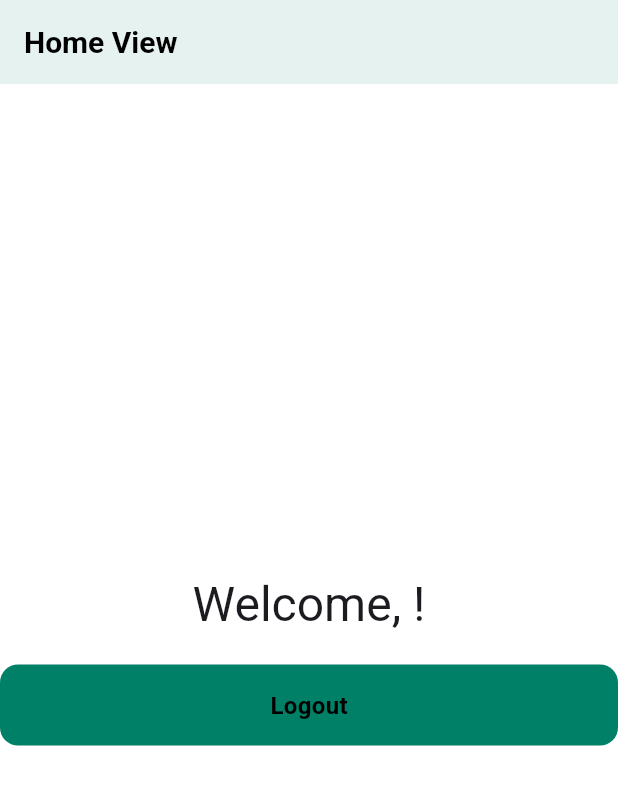
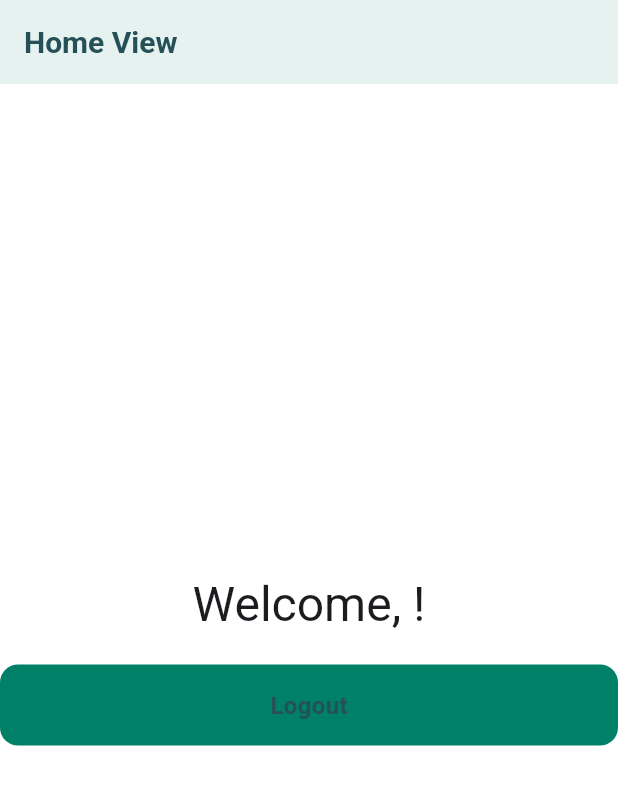
Before and after one commit to Korya25/ensan, a Flutter app: the screen it shows after launch, after a tap on "Continue as guest", on a phone screen of 412 x 824 dp. Shown: the top 785 px of the screen. Run offline on Flutter 3.47's test engine with Material 3 defaults, Android fonts, the phone set to English and light mode, and no system bars; our stand-ins replace animate_do, device_preview, firebase_auth, firebase_core, flutter_bloc, flutter_screenutil and 6 more; accounts and stored records are empty.

Commit message:
add on boreading

```diff
--- a/lib/core/common/widgets/app_divider.dart
+++ b/lib/core/common/widgets/app_divider.dart
@@ -7,7 +7,7 @@ import 'package:ensan_app/core/style/theme/app_colors.dart';
 class AppDivider extends StatelessWidget {
   const AppDivider({
     this.thickness = 1,
-    this.color = AppColors.textAndIconSecondary,
+    this.color = AppColors.textAndIconPrimary,
     super.key,
     this.showTitle = true,
     this.title,
@@ -24,7 +24,7 @@ class AppDivider extends StatelessWidget {
         Expanded(
           child: Container(
             height: 1,
-            color: AppColors.textAndIconSecondary.withOpacity(0.3),
+            color: AppColors.textAndIconPrimary.withOpacity(0.3),
           ),
         ),
         if (showTitle == true)
@@ -32,7 +32,7 @@ class AppDivider extends StatelessWidget {
             padding: const EdgeInsets.symmetric(horizontal: 16),
             child: TextApp(
               text: title ?? 'OR',
-              color: AppColors.textAndIconSecondary,
+              color: AppColors.textAndIconPrimary,
               fontSize: 12,
               fontWeight: FontWeight.w500,
             ),
@@ -40,7 +40,7 @@ class AppDivider extends StatelessWidget {
         Expanded(
           child: Container(
             height: 1,
-            color: AppColors.textAndIconSecondary.withOpacity(0.3),
+            color: AppColors.textAndIconPrimary.withOpacity(0.3),
           ),
         ),
       ],
--- a/lib/core/constants/app_assets.dart
+++ b/lib/core/constants/app_assets.dart
@@ -1 +1,4 @@
-class AppAssets {}
+class AppAssets {
+  static const String appLogoSlogenName =
+      'assets/images/app_logo_slogen_name.png';
+}
--- a/lib/core/constants/app_strings.dart
+++ b/lib/core/constants/app_strings.dart
@@ -1 +1,5 @@
 class AppStrings {}
+
+class AppHeroTags {
+  static const String appLogoSlogenNameHero = 'appLogoSlogenNameHero';
+}
--- a/lib/core/router/app_router.dart
+++ b/lib/core/router/app_router.dart
@@ -1,5 +1,6 @@
 import 'package:ensan_app/features/home/views/home_view.dart';
-import 'package:ensan_app/help.dart';
+import 'package:ensan_app/features/onborading/presentation/views/onborading_view.dart';
+import 'package:ensan_app/features/onborading/presentation/views/splash_view.dart';
 import 'package:flutter_bloc/flutter_bloc.dart';
 import 'package:go_router/go_router.dart';
 import 'package:ensan_app/core/di/injuction.dart';
@@ -19,8 +20,26 @@ class AppRouter {
     // ignore: unrelated_type_equality_checks
     initialLocation: SharedPref.getBool(PrefKeys.isLoggedIn) == true
         ? AppRoutes.home
-        : AppRoutes.login,
+        : AppRoutes.splash,
     routes: [
+      GoRoute(
+        path: AppRoutes.splash,
+        name: AppRoutes.splash,
+        pageBuilder: (context, state) => AppTransitions.size(
+          context: context,
+          state: state,
+          child: const SplashView(),
+        ),
+      ),
+      GoRoute(
+        path: AppRoutes.onborading,
+        name: AppRoutes.onborading,
+        pageBuilder: (context, state) => AppTransitions.slideFromLeft(
+          context: context,
+          state: state,
+          child: const OnboradingView(),
+        ),
+      ),
       GoRoute(
         path: AppRoutes.login,
         name: AppRoutes.login,
--- a/lib/core/router/app_routes.dart
+++ b/lib/core/router/app_routes.dart
@@ -1,4 +1,6 @@
 class AppRoutes {
+  static const String splash = '/splash';
+  static const String onborading = '/onborading';
   static const String login = '/login';
   static const String signUp = '/signUp';
   static const String forgotPassword = '/forgotPassword';
--- a/lib/core/style/theme/app_colors.dart
+++ b/lib/core/style/theme/app_colors.dart
@@ -9,7 +9,7 @@ class AppColors {
   static const Color primary = Color(0xff008067);
 
   // Combined usage for convenience
-  static const Color textAndIconPrimary = Colors.black;
+  static const Color textAndIconPrimary = Color(0xff255057);
   static const Color textAndIconSecondary = Colors.white;
   static const Color textAndIconSecondaryCopy = Colors.grey;
   static const Color textAndIconThritly = primary;
--- /dev/null
+++ b/lib/features/onborading/presentation/views/onborading_view.dart
@@ -0,0 +1,120 @@
+import 'package:ensan_app/core/common/animations/animate_do.dart';
+import 'package:ensan_app/core/common/widgets/app_divider.dart';
+import 'package:ensan_app/core/common/widgets/custom_button.dart';
+import 'package:ensan_app/core/common/widgets/text_app.dart';
+import 'package:ensan_app/core/common/widgets/text_button_link.dart';
+import 'package:ensan_app/core/constants/app_strings.dart';
+import 'package:ensan_app/core/router/app_routes.dart';
+import 'package:ensan_app/core/services/shared_pref/pref_keys.dart';
+import 'package:ensan_app/core/services/shared_pref/shared_pref.dart';
+import 'package:ensan_app/core/style/theme/app_colors.dart';
+import 'package:ensan_app/features/onborading/widgets/app_logo_slogen_name_widget.dart';
+import 'package:flutter/material.dart';
+import 'package:flutter_screenutil/flutter_screenutil.dart';
+import 'package:go_router/go_router.dart';
+
+class OnboradingView extends StatelessWidget {
+  const OnboradingView({super.key});
+
+  @override
+  Widget build(BuildContext context) {
+    return Scaffold(
+      body: SafeArea(
+        child: Column(
+          children: [
+            const Spacer(),
+            Hero(
+              tag: AppHeroTags.appLogoSlogenNameHero,
+              child: SizedBox(height: 0.5.sh, child: AppLogoSlogenNameWidget()),
+            ),
+            const Spacer(),
+            Padding(
+              padding: const EdgeInsets.all(16.0),
+              child: Column(
+                spacing: 20,
+                children: [
+                  const _LoginButtonWidget(),
+                  CustomFadeInLeft(duration: 1800, child: AppDivider()),
+                  const _ContinueAsGuestButtonWidget(),
+                  const _SignUpRowWidget(),
+                ],
+              ),
+            ),
+          ],
+        ),
+      ),
+    );
+  }
+}
+
+/// ------------------- Login Button -------------------
+class _LoginButtonWidget extends StatelessWidget {
+  const _LoginButtonWidget();
+
+  @override
+  Widget build(BuildContext context) {
+    return CustomFadeInDown(
+      duration: 2000,
+      child: CustomButton(
+        text: 'Log in using account',
+        onTap: () {
+          context.pushNamed(AppRoutes.login);
+        },
+        textColor: AppColors.textAndIconThritly,
+        backgroundColor: AppColors.backgroundSecondary,
+        enableBoreder: true,
+      ),
+    );
+  }
+}
+
+/// ------------------- Continue As Guest Button -------------------
+class _ContinueAsGuestButtonWidget extends StatelessWidget {
+  const _ContinueAsGuestButtonWidget();
+
+  @override
+  Widget build(BuildContext context) {
+    return CustomFadeInUp(
+      duration: 2000,
+      child: CustomButton(
+        text: 'Continue as guest',
+        onTap: () {
+          context.goNamed(AppRoutes.home);
+          SharedPref.setBool(PrefKeys.guest, true);
+        },
+        textColor: AppColors.textAndIconThritly,
+        backgroundColor: AppColors.backgroundSecondary,
+        enableBoreder: true,
+      ),
+    );
+  }
+}
+
+/// ------------------- Sign Up Row -------------------
+class _SignUpRowWidget extends StatelessWidget {
+  const _SignUpRowWidget();
+
+  @override
+  Widget build(BuildContext context) {
+    return CustomFadeInUp(
+      duration: 2200,
+      child: Row(
+        mainAxisAlignment: MainAxisAlignment.center,
+        children: [
+          TextApp(
+            text: 'New to ensan? ',
+            type: TextAppType.bodySmall,
+            color: AppColors.textAndIconPrimary,
+            fontSize: 18,
+          ),
+          TextButtonLink(
+            text: 'Sign up',
+            onTap: () {
+              context.pushNamed(AppRoutes.signUp);
+            },
+          ),
+        ],
+      ),
+    );
+  }
+}
--- /dev/null
+++ b/lib/features/onborading/presentation/views/splash_view.dart
@@ -0,0 +1,40 @@
+import 'package:ensan_app/core/common/animations/animate_do.dart';
+import 'package:ensan_app/core/constants/app_strings.dart';
+import 'package:ensan_app/core/router/app_routes.dart';
+import 'package:ensan_app/features/onborading/widgets/app_logo_slogen_name_widget.dart';
+import 'package:flutter/material.dart';
+import 'package:go_router/go_router.dart';
+
+class SplashView extends StatefulWidget {
+  const SplashView({super.key});
+
+  @override
+  State<SplashView> createState() => _SplashViewState();
+}
+
+class _SplashViewState extends State<SplashView> {
+  @override
+  void initState() {
+    super.initState();
+    Future.delayed(const Duration(seconds: 3), () {
+      if (mounted) {
+        context.pushNamed(AppRoutes.onborading);
+      }
+    });
+  }
+
+  @override
+  Widget build(BuildContext context) {
+    return Scaffold(
+      body: Center(
+        child: Hero(
+          tag: AppHeroTags.appLogoSlogenNameHero,
+          child: CustomFadeInDown(
+            duration: 1000,
+            child: AppLogoSlogenNameWidget(),
+          ),
+        ),
+      ),
+    );
+  }
+}
--- /dev/null
+++ b/lib/features/onborading/widgets/app_logo_slogen_name_widget.dart
@@ -0,0 +1,11 @@
+import 'package:ensan_app/core/constants/app_assets.dart';
+import 'package:flutter/material.dart';
+
+class AppLogoSlogenNameWidget extends StatelessWidget {
+  const AppLogoSlogenNameWidget({super.key});
+
+  @override
+  Widget build(BuildContext context) {
+    return Image.asset(AppAssets.appLogoSlogenName);
+  }
+}
--- a/pubspec.yaml
+++ b/pubspec.yaml
@@ -37,6 +37,9 @@ dev_dependencies:
 flutter:
   uses-material-design: true
 
+  assets:
+    - assets/images/
+
   fonts:
     - family: Roboto
       fonts:
```
Also changed, not shown: assets/images/app_logo_slogen_name.png (added).
